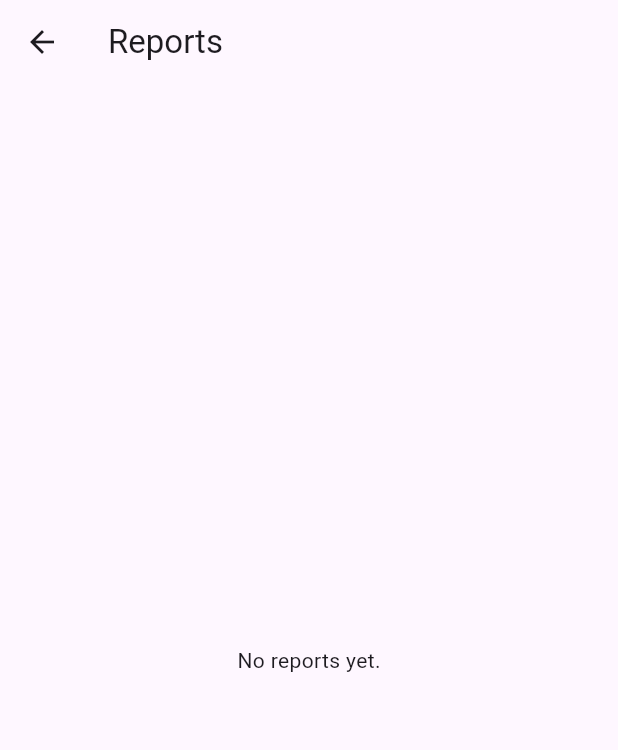
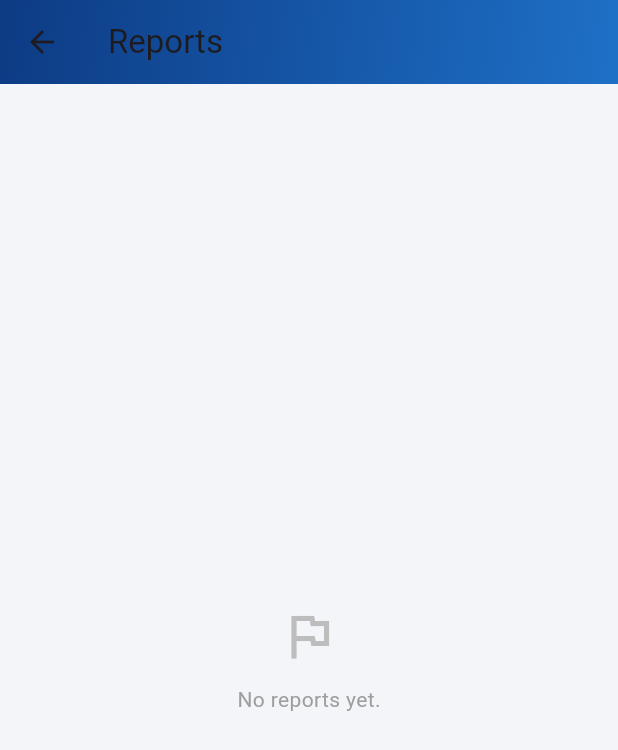
Before and after one commit to tinaishe-dr/Smart-TransitZW, a Flutter app: the ReportsScreen screen opened directly, on a phone screen of 412 x 824 dp. Shown: the top 750 px of the screen. Run offline on Flutter 3.47's test engine with Material 3 defaults, Android fonts, the phone set to English and light mode, and no system bars; our stand-ins replace cloud_firestore, firebase_auth, firebase_core; accounts and stored records are empty.

Commit message:
update reports screen

```diff
--- a/lib/screens/reports_screen.dart
+++ b/lib/screens/reports_screen.dart
@@ -4,36 +4,177 @@ import 'package:cloud_firestore/cloud_firestore.dart';
 class ReportsScreen extends StatelessWidget {
   const ReportsScreen({super.key});
 
+  // ---- Design tokens (LeafLight-inspired) ----
+  static const Color _bg = Color(0xFFF3F5F9);
+  static const List<Color> _heroGradient = [
+    Color(0xFF0D3B84),
+    Color(0xFF1E70C7),
+  ];
+
+  String _formatTimestamp(Timestamp? ts) {
+    if (ts == null) return '';
+    final date = ts.toDate();
+    final hour = date.hour.toString().padLeft(2, '0');
+    final minute = date.minute.toString().padLeft(2, '0');
+    return '${date.year}-${date.month.toString().padLeft(2, '0')}-${date.day.toString().padLeft(2, '0')} $hour:$minute';
+  }
+
+  ({Color color, IconData icon}) _issueMeta(String issue) {
+    switch (issue) {
+      case 'Overcharging':
+        return (color: const Color(0xFFEF6C00), icon: Icons.attach_money);
+      case 'Unsafe driving':
+        return (color: const Color(0xFFC62828), icon: Icons.report);
+      case 'No-show':
+        return (color: const Color(0xFF6A1B9A), icon: Icons.person_off);
+      default:
+        return (
+          color: const Color(0xFF1565C0),
+          icon: Icons.warning_amber_outlined,
+        );
+    }
+  }
+
   @override
   Widget build(BuildContext context) {
     return Scaffold(
-      appBar: AppBar(title: const Text('Reports')),
-      body: StreamBuilder<QuerySnapshot>(
+      backgroundColor: _bg,
+      body: CustomScrollView(
+        slivers: [
+          SliverAppBar(
+            pinned: true,
+            elevation: 0,
+            backgroundColor: Colors.transparent,
+            flexibleSpace: Container(
+              decoration: const BoxDecoration(
+                gradient: LinearGradient(
+                  colors: _heroGradient,
+                  begin: Alignment.topLeft,
+                  end: Alignment.bottomRight,
+                ),
+              ),
+            ),
+            title: const Text('Reports'),
+          ),
+          StreamBuilder<QuerySnapshot>(
             stream: FirebaseFirestore.instance
                 .collection('reports')
                 .orderBy('timestamp', descending: true)
                 .snapshots(),
             builder: (context, snapshot) {
               if (snapshot.connectionState == ConnectionState.waiting) {
-            return const Center(child: CircularProgressIndicator());
+                return const SliverFillRemaining(
+                  hasScrollBody: false,
+                  child: Center(child: CircularProgressIndicator()),
+                );
               }
               if (!snapshot.hasData || snapshot.data!.docs.isEmpty) {
-            return const Center(child: Text('No reports yet.'));
+                return SliverFillRemaining(
+                  hasScrollBody: false,
+                  child: Center(
+                    child: Padding(
+                      padding: const EdgeInsets.all(32),
+                      child: Column(
+                        mainAxisSize: MainAxisSize.min,
+                        children: [
+                          Icon(
+                            Icons.flag_outlined,
+                            size: 40,
+                            color: Colors.grey.shade400,
+                          ),
+                          const SizedBox(height: 12),
+                          Text(
+                            'No reports yet.',
+                            style: TextStyle(
+                              color: Colors.grey.shade500,
+                              fontSize: 14,
+                            ),
+                          ),
+                        ],
+                      ),
+                    ),
+                  ),
+                );
               }
 
               final docs = snapshot.data!.docs;
 
-          return ListView.builder(
-            itemCount: docs.length,
-            itemBuilder: (context, index) {
+              return SliverPadding(
+                padding: const EdgeInsets.fromLTRB(16, 16, 16, 24),
+                sliver: SliverList(
+                  delegate: SliverChildBuilderDelegate((context, index) {
                     final data = docs[index].data() as Map<String, dynamic>;
-              return ListTile(
-                leading: const Icon(Icons.warning_amber_outlined),
-                title: Text('${data['issue']} on ${data['routeName']}'),
+                    final issue = data['issue'] as String? ?? 'Unknown issue';
+                    final routeName =
+                        data['routeName'] as String? ?? 'Unknown route';
+                    final timestamp = data['timestamp'] as Timestamp?;
+                    final meta = _issueMeta(issue);
+
+                    return Container(
+                      margin: const EdgeInsets.only(bottom: 10),
+                      padding: const EdgeInsets.all(14),
+                      decoration: BoxDecoration(
+                        color: Colors.white,
+                        borderRadius: BorderRadius.circular(14),
+                        boxShadow: [
+                          BoxShadow(
+                            color: Colors.black.withValues(alpha: 0.05),
+                            blurRadius: 6,
+                            offset: const Offset(0, 2),
+                          ),
+                        ],
+                      ),
+                      child: Row(
+                        children: [
+                          Container(
+                            width: 40,
+                            height: 40,
+                            decoration: BoxDecoration(
+                              color: meta.color.withValues(alpha: 0.12),
+                              borderRadius: BorderRadius.circular(10),
+                            ),
+                            child: Icon(meta.icon, color: meta.color, size: 20),
+                          ),
+                          const SizedBox(width: 12),
+                          Expanded(
+                            child: Column(
+                              crossAxisAlignment: CrossAxisAlignment.start,
+                              children: [
+                                Text(
+                                  issue,
+                                  style: const TextStyle(
+                                    fontWeight: FontWeight.bold,
+                                    fontSize: 14,
+                                  ),
+                                ),
+                                const SizedBox(height: 2),
+                                Text(
+                                  'on $routeName',
+                                  style: TextStyle(
+                                    color: Colors.grey.shade600,
+                                    fontSize: 12,
+                                  ),
+                                ),
+                              ],
+                            ),
+                          ),
+                          if (timestamp != null)
+                            Text(
+                              _formatTimestamp(timestamp),
+                              style: TextStyle(
+                                color: Colors.grey.shade400,
+                                fontSize: 10,
+                              ),
+                            ),
+                        ],
+                      ),
+                    );
+                  }, childCount: docs.length),
+                ),
               );
             },
-          );
-        },
+          ),
+        ],
       ),
     );
   }
```
Lines whose indentation alone changed are shown as unchanged.
